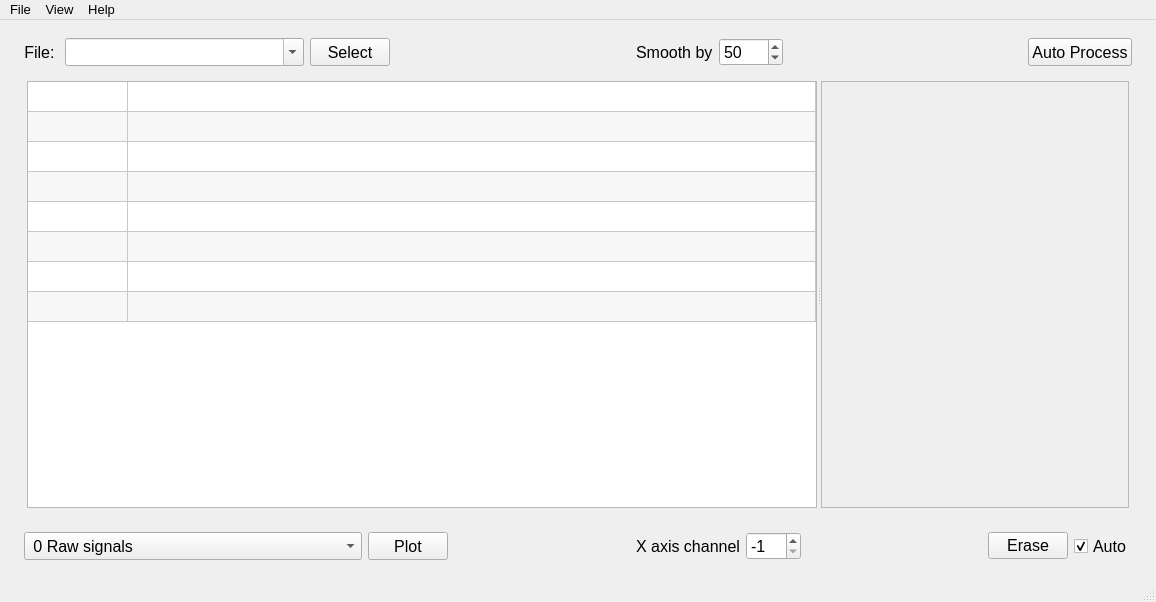
The window that LoggerPlotter.ui (salinsalins/LoggerPlotterPy) describes before a commit, drawn with Qt 5.
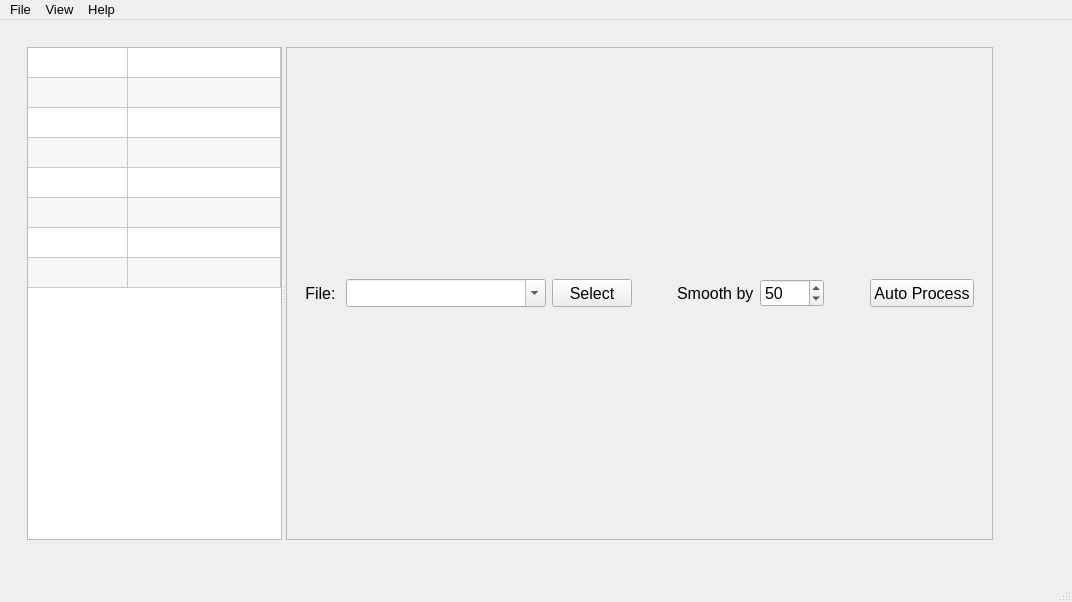
The same window after the commit. The open tabs and pages were chosen to show the change. Custom widgets are drawn as their Qt base class.

Patch:
```diff
--- a/LoggerPlotter.ui
+++ b/LoggerPlotter.ui
@@ -6,7 +6,7 @@
    <rect>
     <x>0</x>
     <y>0</y>
-    <width>1156</width>
+    <width>1072</width>
     <height>602</height>
    </rect>
   </property>
@@ -19,196 +19,24 @@
    <string>Emittance Plot Processing</string>
   </property>
   <widget class="QWidget" name="centralwidget">
-   <layout class="QHBoxLayout" name="horizontalLayout_6">
-    <item>
-     <widget class="QWidget" name="widget" native="true">
-      <layout class="QVBoxLayout" name="verticalLayout_2">
-       <item>
-        <layout class="QHBoxLayout" name="horizontalLayout_2">
-         <property name="sizeConstraint">
-          <enum>QLayout::SetDefaultConstraint</enum>
-         </property>
-         <property name="leftMargin">
-          <number>6</number>
-         </property>
-         <property name="rightMargin">
-          <number>6</number>
-         </property>
-         <item>
-          <widget class="QLabel" name="label_2">
-           <property name="sizePolicy">
-            <sizepolicy hsizetype="Preferred" vsizetype="Preferred">
-             <horstretch>0</horstretch>
-             <verstretch>0</verstretch>
-            </sizepolicy>
-           </property>
-           <property name="minimumSize">
-            <size>
-             <width>0</width>
-             <height>0</height>
-            </size>
-           </property>
-           <property name="font">
-            <font>
-             <pointsize>12</pointsize>
-            </font>
-           </property>
-           <property name="text">
-            <string>File: </string>
-           </property>
-           <property name="alignment">
-            <set>Qt::AlignRight|Qt::AlignTrailing|Qt::AlignVCenter</set>
-           </property>
-          </widget>
-         </item>
-         <item>
-          <widget class="QComboBox" name="comboBox_2">
-           <property name="sizePolicy">
-            <sizepolicy hsizetype="Expanding" vsizetype="Preferred">
-             <horstretch>0</horstretch>
-             <verstretch>0</verstretch>
-            </sizepolicy>
-           </property>
-           <property name="minimumSize">
-            <size>
-             <width>200</width>
-             <height>0</height>
-            </size>
-           </property>
-           <property name="editable">
-            <bool>true</bool>
-           </property>
-          </widget>
-         </item>
-         <item>
-          <widget class="QPushButton" name="pushButton_2">
-           <property name="sizePolicy">
-            <sizepolicy hsizetype="Preferred" vsizetype="Preferred">
-             <horstretch>0</horstretch>
-             <verstretch>0</verstretch>
-            </sizepolicy>
-           </property>
-           <property name="font">
-            <font>
-             <pointsize>12</pointsize>
-            </font>
-           </property>
-           <property name="text">
-            <string>Select</string>
-           </property>
-          </widget>
-         </item>
-         <item>
-          <spacer name="horizontalSpacer_6">
-           <property name="orientation">
-            <enum>Qt::Horizontal</enum>
-           </property>
-           <property name="sizeHint" stdset="0">
-            <size>
-             <width>40</width>
-             <height>20</height>
-            </size>
-           </property>
-          </spacer>
-         </item>
-         <item>
-          <widget class="QLabel" name="label">
-           <property name="sizePolicy">
-            <sizepolicy hsizetype="Fixed" vsizetype="Preferred">
-             <horstretch>0</horstretch>
-             <verstretch>0</verstretch>
-            </sizepolicy>
-           </property>
-           <property name="font">
-            <font>
-             <pointsize>12</pointsize>
-            </font>
-           </property>
-           <property name="focusPolicy">
-            <enum>Qt::NoFocus</enum>
-           </property>
-           <property name="text">
-            <string>Smooth by</string>
-           </property>
-          </widget>
-         </item>
-         <item>
-          <widget class="QSpinBox" name="spinBox">
-           <property name="sizePolicy">
-            <sizepolicy hsizetype="Preferred" vsizetype="Preferred">
-             <horstretch>0</horstretch>
-             <verstretch>0</verstretch>
-            </sizepolicy>
-           </property>
-           <property name="minimumSize">
-            <size>
-             <width>0</width>
-             <height>0</height>
-            </size>
-           </property>
-           <property name="font">
-            <font>
-             <pointsize>12</pointsize>
-            </font>
-           </property>
-           <property name="maximum">
-            <number>9999</number>
-           </property>
-           <property name="value">
-            <number>50</number>
-           </property>
-          </widget>
-         </item>
-         <item>
-          <spacer name="horizontalSpacer_3">
-           <property name="orientation">
-            <enum>Qt::Horizontal</enum>
-           </property>
-           <property name="sizeType">
-            <enum>QSizePolicy::Expanding</enum>
-           </property>
-           <property name="sizeHint" stdset="0">
-            <size>
-             <width>40</width>
-             <height>20</height>
-            </size>
-           </property>
-          </spacer>
-         </item>
-         <item>
-          <widget class="QPushButton" name="pushButton_4">
-           <property name="sizePolicy">
-            <sizepolicy hsizetype="Preferred" vsizetype="Preferred">
-             <horstretch>0</horstretch>
-             <verstretch>0</verstretch>
-            </sizepolicy>
-           </property>
-           <property name="font">
-            <font>
-             <pointsize>12</pointsize>
-            </font>
-           </property>
-           <property name="text">
-            <string>Auto Process</string>
-           </property>
-          </widget>
-         </item>
-        </layout>
-       </item>
-       <item>
-        <widget class="QWidget" name="widget_2" native="true">
-         <layout class="QHBoxLayout" name="horizontalLayout">
-          <property name="leftMargin">
-           <number>0</number>
-          </property>
-          <property name="topMargin">
-           <number>0</number>
-          </property>
-          <property name="rightMargin">
-           <number>0</number>
-          </property>
-          <item>
+   <widget class="QFrame" name="frame">
+    <property name="geometry">
+     <rect>
+      <x>9</x>
+      <y>9</y>
+      <width>1041</width>
+      <height>541</height>
+     </rect>
+    </property>
            <widget class="QStackedWidget" name="stackedWidget">
+     <property name="geometry">
+      <rect>
+       <x>9</x>
+       <y>9</y>
+       <width>984</width>
+       <height>511</height>
+      </rect>
+     </property>
             <property name="sizePolicy">
              <sizepolicy hsizetype="Expanding" vsizetype="Expanding">
               <horstretch>3</horstretch>
@@ -219,33 +47,10 @@
              <enum>Qt::NoFocus</enum>
             </property>
             <property name="currentIndex">
-             <number>3</number>
+      <number>2</number>
             </property>
             <widget class="QWidget" name="stackedWidgetPage1">
-             <layout class="QHBoxLayout" name="horizontalLayout_4">
-              <property name="leftMargin">
-               <number>0</number>
-              </property>
-              <property name="topMargin">
-               <number>0</number>
-              </property>
-              <property name="rightMargin">
-               <number>0</number>
-              </property>
-              <property name="bottomMargin">
-               <number>0</number>
-              </property>
-              <item>
-               <widget class="MplWidget" name="mplWidget" native="true">
-                <property name="sizePolicy">
-                 <sizepolicy hsizetype="Expanding" vsizetype="Expanding">
-                  <horstretch>0</horstretch>
-                  <verstretch>0</verstretch>
-                 </sizepolicy>
-                </property>
-               </widget>
-              </item>
-             </layout>
+      <layout class="QGridLayout" name="gridLayout_5"/>
             </widget>
             <widget class="QWidget" name="stackedWidgetPage2">
              <layout class="QVBoxLayout" name="verticalLayout_3">
@@ -381,7 +186,7 @@
                   </property>
                  </column>
                 </widget>
-                <widget class="QFrame" name="frame">
+         <widget class="QFrame" name="frame_2">
                  <property name="sizePolicy">
                   <sizepolicy hsizetype="Preferred" vsizetype="Preferred">
                    <horstretch>1</horstretch>
@@ -394,6 +199,179 @@
                  <property name="frameShadow">
                   <enum>QFrame::Raised</enum>
                  </property>
+          <layout class="QVBoxLayout" name="verticalLayout_2">
+           <item>
+            <widget class="QFrame" name="frame_3">
+             <property name="sizePolicy">
+              <sizepolicy hsizetype="Preferred" vsizetype="Fixed">
+               <horstretch>0</horstretch>
+               <verstretch>0</verstretch>
+              </sizepolicy>
+             </property>
+             <layout class="QGridLayout" name="gridLayout_7">
+              <item row="0" column="5">
+               <widget class="QLabel" name="label_3">
+                <property name="sizePolicy">
+                 <sizepolicy hsizetype="Fixed" vsizetype="Preferred">
+                  <horstretch>0</horstretch>
+                  <verstretch>0</verstretch>
+                 </sizepolicy>
+                </property>
+                <property name="font">
+                 <font>
+                  <pointsize>12</pointsize>
+                 </font>
+                </property>
+                <property name="focusPolicy">
+                 <enum>Qt::NoFocus</enum>
+                </property>
+                <property name="text">
+                 <string>Smooth by</string>
+                </property>
+               </widget>
+              </item>
+              <item row="0" column="6">
+               <widget class="QSpinBox" name="spinBox_2">
+                <property name="sizePolicy">
+                 <sizepolicy hsizetype="Preferred" vsizetype="Preferred">
+                  <horstretch>0</horstretch>
+                  <verstretch>0</verstretch>
+                 </sizepolicy>
+                </property>
+                <property name="minimumSize">
+                 <size>
+                  <width>0</width>
+                  <height>0</height>
+                 </size>
+                </property>
+                <property name="font">
+                 <font>
+                  <pointsize>12</pointsize>
+                 </font>
+                </property>
+                <property name="maximum">
+                 <number>9999</number>
+                </property>
+                <property name="value">
+                 <number>50</number>
+                </property>
+               </widget>
+              </item>
+              <item row="0" column="9">
+               <widget class="QPushButton" name="pushButton_5">
+                <property name="sizePolicy">
+                 <sizepolicy hsizetype="Preferred" vsizetype="Preferred">
+                  <horstretch>0</horstretch>
+                  <verstretch>0</verstretch>
+                 </sizepolicy>
+                </property>
+                <property name="font">
+                 <font>
+                  <pointsize>12</pointsize>
+                 </font>
+                </property>
+                <property name="text">
+                 <string>Auto Process</string>
+                </property>
+               </widget>
+              </item>
+              <item row="0" column="1">
+               <widget class="QComboBox" name="comboBox_3">
+                <property name="sizePolicy">
+                 <sizepolicy hsizetype="Expanding" vsizetype="Preferred">
+                  <horstretch>0</horstretch>
+                  <verstretch>0</verstretch>
+                 </sizepolicy>
+                </property>
+                <property name="minimumSize">
+                 <size>
+                  <width>200</width>
+                  <height>0</height>
+                 </size>
+                </property>
+                <property name="editable">
+                 <bool>true</bool>
+                </property>
+               </widget>
+              </item>
+              <item row="0" column="0">
+               <widget class="QLabel" name="label_4">
+                <property name="sizePolicy">
+                 <sizepolicy hsizetype="Preferred" vsizetype="Preferred">
+                  <horstretch>0</horstretch>
+                  <verstretch>0</verstretch>
+                 </sizepolicy>
+                </property>
+                <property name="minimumSize">
+                 <size>
+                  <width>0</width>
+                  <height>0</height>
+                 </size>
+                </property>
+                <property name="font">
+                 <font>
+                  <pointsize>12</pointsize>
+                 </font>
+                </property>
+                <property name="text">
+                 <string>File: </string>
+                </property>
+                <property name="alignment">
+                 <set>Qt::AlignRight|Qt::AlignTrailing|Qt::AlignVCenter</set>
+                </property>
+               </widget>
+              </item>
+              <item row="0" column="4">
+               <spacer name="horizontalSpacer_7">
+                <property name="orientation">
+                 <enum>Qt::Horizontal</enum>
+                </property>
+                <property name="sizeHint" stdset="0">
+                 <size>
+                  <width>40</width>
+                  <height>20</height>
+                 </size>
+                </property>
+               </spacer>
+              </item>
+              <item row="0" column="2">
+               <widget class="QPushButton" name="pushButton_3">
+                <property name="sizePolicy">
+                 <sizepolicy hsizetype="Preferred" vsizetype="Preferred">
+                  <horstretch>0</horstretch>
+                  <verstretch>0</verstretch>
+                 </sizepolicy>
+                </property>
+                <property name="font">
+                 <font>
+                  <pointsize>12</pointsize>
+                 </font>
+                </property>
+                <property name="text">
+                 <string>Select</string>
+                </property>
+               </widget>
+              </item>
+              <item row="0" column="7">
+               <spacer name="horizontalSpacer_4">
+                <property name="orientation">
+                 <enum>Qt::Horizontal</enum>
+                </property>
+                <property name="sizeType">
+                 <enum>QSizePolicy::Expanding</enum>
+                </property>
+                <property name="sizeHint" stdset="0">
+                 <size>
+                  <width>40</width>
+                  <height>20</height>
+                 </size>
+                </property>
+               </spacer>
+              </item>
+             </layout>
+            </widget>
+           </item>
+          </layout>
                 </widget>
                </widget>
               </item>
@@ -402,7 +380,7 @@
             <widget class="QWidget" name="stackedWidgetPage4">
              <layout class="QVBoxLayout" name="verticalLayout_5">
               <item>
-               <widget class="QFrame" name="frame_2">
+        <widget class="QFrame" name="frame_4">
                 <property name="frameShape">
                  <enum>QFrame::StyledPanel</enum>
                 </property>
@@ -433,8 +411,8 @@
                       <rect>
                        <x>0</x>
                        <y>0</y>
-                       <width>1063</width>
-                       <height>108</height>
+                <width>979</width>
+                <height>69</height>
                       </rect>
                      </property>
                      <property name="sizePolicy">
@@ -461,8 +439,8 @@
                       <rect>
                        <x>0</x>
                        <y>0</y>
-                       <width>1080</width>
-                       <height>289</height>
+                <width>996</width>
+                <height>407</height>
                       </rect>
                      </property>
                      <property name="sizePolicy">
@@ -487,7 +465,7 @@
                          <number>0</number>
                         </property>
                         <attribute name="horizontalHeaderVisible">
-                         <bool>true</bool>
+                  <bool>false</bool>
                         </attribute>
                         <attribute name="horizontalHeaderDefaultSectionSize">
                          <number>70</number>
@@ -514,258 +492,14 @@
              </layout>
             </widget>
            </widget>
-          </item>
-         </layout>
-        </widget>
-       </item>
-       <item>
-        <layout class="QHBoxLayout" name="horizontalLayout_3">
-         <property name="leftMargin">
-          <number>6</number>
-         </property>
-         <property name="rightMargin">
-          <number>6</number>
-         </property>
-         <item>
-          <widget class="QComboBox" name="comboBox">
-           <property name="sizePolicy">
-            <sizepolicy hsizetype="Preferred" vsizetype="Preferred">
-             <horstretch>0</horstretch>
-             <verstretch>0</verstretch>
-            </sizepolicy>
-           </property>
-           <property name="baseSize">
-            <size>
-             <width>0</width>
-             <height>0</height>
-            </size>
-           </property>
-           <property name="font">
-            <font>
-             <pointsize>12</pointsize>
-            </font>
-           </property>
-           <item>
-            <property name="text">
-             <string> 0 Raw signals</string>
-            </property>
-           </item>
-           <item>
-            <property name="text">
-             <string> 1 Processed signals</string>
-            </property>
-           </item>
-           <item>
-            <property name="text">
-             <string> 2 Elementary jet</string>
-            </property>
-           </item>
-           <item>
-            <property name="text">
-             <string> 3 Integral profile</string>
-            </property>
-           </item>
-           <item>
-            <property name="text">
-             <string> 4 Maximum profile</string>
-            </property>
-           </item>
-           <item>
-            <property name="text">
-             <string> 5 Contour plot</string>
-            </property>
-           </item>
-           <item>
-            <property name="text">
-             <string> 6 Color contour plot</string>
-            </property>
-           </item>
-           <item>
-            <property name="text">
-             <string> 7 Contour levels</string>
-            </property>
-           </item>
-           <item>
-            <property name="text">
-             <string> 8 Cross section contours</string>
-            </property>
-           </item>
-           <item>
-            <property name="text">
-             <string>-------------------</string>
-            </property>
-           </item>
-           <item>
-            <property name="text">
-             <string>10 Z2 [N,nx-1] Initial data average shifted</string>
-            </property>
-           </item>
-           <item>
-            <property name="text">
-             <string>11 Z3 [N,nx-1]  Regular divergence reduced</string>
-            </property>
-           </item>
-           <item>
-            <property name="text">
-             <string>12 Scan voltage range</string>
-            </property>
-           </item>
-           <item>
-            <property name="text">
-             <string>13 Z4 [N,nx] total beam</string>
-            </property>
-           </item>
-           <item>
-            <property name="text">
-             <string>14 Zero line debug</string>
-            </property>
-           </item>
-           <item>
-            <property name="text">
-             <string>15 Scale and range</string>
-            </property>
-           </item>
-           <item>
-            <property name="text">
-             <string>16 Z6 [N,N] divergence back</string>
-            </property>
-           </item>
-           <item>
-            <property name="text">
-             <string>17 Shifted jets</string>
-            </property>
-           </item>
-           <item>
-            <property name="text">
-             <string>18 Z5 [N,N] no divergence</string>
-            </property>
-           </item>
-          </widget>
-         </item>
-         <item>
-          <widget class="QPushButton" name="pushButton_6">
-           <property name="sizePolicy">
-            <sizepolicy hsizetype="Minimum" vsizetype="Preferred">
-             <horstretch>0</horstretch>
-             <verstretch>0</verstretch>
-            </sizepolicy>
-           </property>
-           <property name="font">
-            <font>
-             <pointsize>12</pointsize>
-            </font>
-           </property>
-           <property name="text">
-            <string>Plot</string>
-           </property>
-          </widget>
-         </item>
-         <item>
-          <spacer name="horizontalSpacer_5">
-           <property name="orientation">
-            <enum>Qt::Horizontal</enum>
-           </property>
-           <property name="sizeHint" stdset="0">
-            <size>
-             <width>40</width>
-             <height>20</height>
-            </size>
-           </property>
-          </spacer>
-         </item>
-         <item>
-          <widget class="QLabel" name="label_3">
-           <property name="font">
-            <font>
-             <pointsize>12</pointsize>
-            </font>
-           </property>
-           <property name="frameShape">
-            <enum>QFrame::NoFrame</enum>
-           </property>
-           <property name="text">
-            <string>X axis channel</string>
-           </property>
-          </widget>
-         </item>
-         <item>
-          <widget class="QSpinBox" name="spinBox_2">
-           <property name="sizePolicy">
-            <sizepolicy hsizetype="Preferred" vsizetype="Preferred">
-             <horstretch>0</horstretch>
-             <verstretch>0</verstretch>
-            </sizepolicy>
-           </property>
-           <property name="font">
-            <font>
-             <pointsize>12</pointsize>
-            </font>
-           </property>
-           <property name="minimum">
-            <number>-1</number>
-           </property>
-           <property name="maximum">
-            <number>999</number>
-           </property>
-           <property name="value">
-            <number>-1</number>
-           </property>
-          </widget>
-         </item>
-         <item>
-          <spacer name="horizontalSpacer">
-           <property name="orientation">
-            <enum>Qt::Horizontal</enum>
-           </property>
-           <property name="sizeHint" stdset="0">
-            <size>
-             <width>40</width>
-             <height>20</height>
-            </size>
-           </property>
-          </spacer>
-         </item>
-         <item>
-          <widget class="QPushButton" name="pushButton_7">
-           <property name="text">
-            <string>Erase</string>
-           </property>
-          </widget>
-         </item>
-         <item>
-          <widget class="QCheckBox" name="checkBox">
-           <property name="sizePolicy">
-            <sizepolicy hsizetype="Minimum" vsizetype="Preferred">
-             <horstretch>0</horstretch>
-             <verstretch>0</verstretch>
-            </sizepolicy>
-           </property>
-           <property name="font">
-            <font>
-             <pointsize>12</pointsize>
-            </font>
-           </property>
-           <property name="text">
-            <string>Auto</string>
-           </property>
-           <property name="checked">
-            <bool>true</bool>
-           </property>
-          </widget>
-         </item>
-        </layout>
-       </item>
-      </layout>
-     </widget>
-    </item>
-   </layout>
+   </widget>
   </widget>
   <widget class="QMenuBar" name="menubar">
    <property name="geometry">
     <rect>
      <x>0</x>
      <y>0</y>
-     <width>1156</width>
+     <width>1072</width>
      <height>23</height>
     </rect>
    </property>
@@ -860,14 +594,6 @@
    </property>
   </action>
  </widget>
- <customwidgets>
-  <customwidget>
-   <class>MplWidget</class>
-   <extends>QWidget</extends>
-   <header location="global">mplwidget</header>
-   <container>1</container>
-  </customwidget>
- </customwidgets>
  <resources/>
  <connections/>
 </ui>
```
Lines whose indentation alone changed are shown as unchanged.
